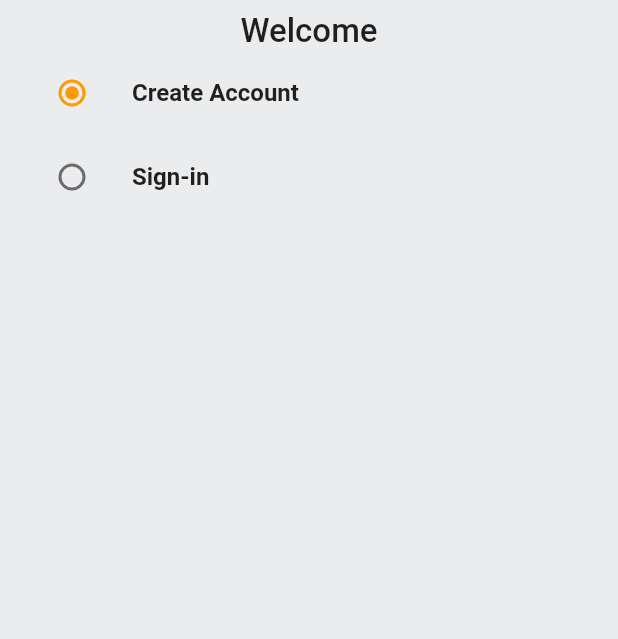
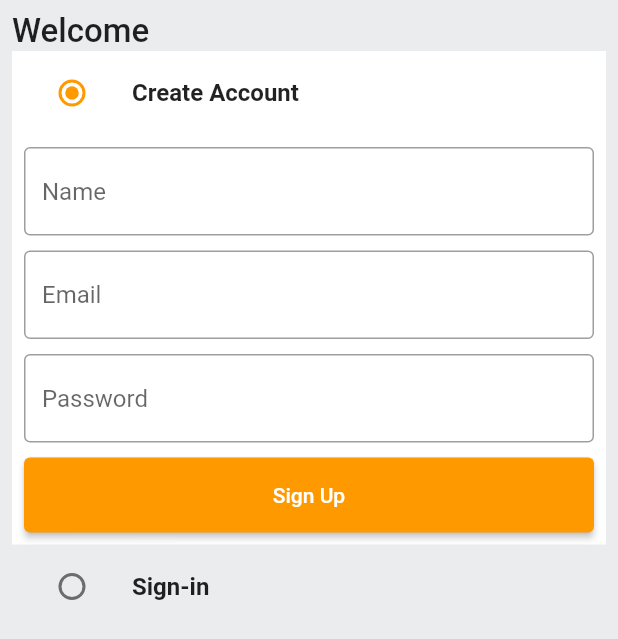
Before and after one commit to omc-e/Amazon-clone, a Flutter app: the AuthScreen screen opened by its route, on a phone screen of 412 x 824 dp. Shown: the top 639 px of the screen. Run offline on Flutter 3.47's test engine with Material 2 defaults, Android fonts, the phone set to English and light mode, and no system bars.

Commit message:
Creating Auth Page

```diff
--- /dev/null
+++ b/amazon_clone_app/lib/common/widgets/custom_button.dart
@@ -0,0 +1,20 @@
+import 'package:flutter/material.dart';
+
+class CustomButton extends StatelessWidget {
+  final String text;
+  final VoidCallback onTap;
+  const CustomButton({super.key, required this.text, required this.onTap});
+
+  @override
+  Widget build(BuildContext context) {
+    return ElevatedButton(
+      child: Text(
+        text,
+      ),
+      onPressed: onTap,
+      style: ElevatedButton.styleFrom(
+        minimumSize: const Size(double.infinity, 50),
+      ),
+    );
+  }
+}
--- /dev/null
+++ b/amazon_clone_app/lib/common/widgets/custom_textfield.dart
@@ -0,0 +1,26 @@
+import 'package:flutter/material.dart';
+
+class CustomTextField extends StatelessWidget {
+  final TextEditingController controller;
+  final String hintText;
+  const CustomTextField(
+      {super.key, required this.controller, required this.hintText});
+
+  @override
+  Widget build(BuildContext context) {
+    return TextFormField(
+      controller: controller,
+      decoration: InputDecoration(
+          hintText: hintText,
+          border: const OutlineInputBorder(
+              borderSide: BorderSide(
+            color: Colors.black38,
+          )),
+          enabledBorder: const OutlineInputBorder(
+              borderSide: BorderSide(
+            color: Colors.black38,
+          ))),
+      validator: (val) {},
+    );
+  }
+}
--- a/amazon_clone_app/lib/features/auth/screens/auth_screen.dart
+++ b/amazon_clone_app/lib/features/auth/screens/auth_screen.dart
@@ -1,3 +1,5 @@
+import 'package:amazon_clone_app/common/widgets/custom_button.dart';
+import 'package:amazon_clone_app/common/widgets/custom_textfield.dart';
 import 'package:amazon_clone_app/constants/global_variables.dart';
 import 'package:flutter/material.dart';
 
@@ -16,6 +18,20 @@
 
 class _AuthScreenState extends State<AuthScreen> {
   Auth _auth = Auth.signup;
+  final _signUpFormKey = GlobalKey<FormState>();
+  final _signInFormKey = GlobalKey<FormState>();
+  final TextEditingController _emailController = TextEditingController();
+  final TextEditingController _passwordController = TextEditingController();
+  final TextEditingController _nameController = TextEditingController();
+
+  @override
+  void dispose() {
+    super.dispose();
+    _emailController.dispose();
+    _passwordController.dispose();
+    _nameController.dispose();
+  }
+
   @override
   Widget build(BuildContext context) {
     return Scaffold(
@@ -24,6 +40,7 @@
         child: Padding(
           padding: const EdgeInsets.all(8.0),
           child: Column(
+            crossAxisAlignment: CrossAxisAlignment.start,
             children: [
               const Text(
                 'Welcome',
@@ -33,6 +50,9 @@
                 ),
               ),
               ListTile(
+                tileColor: _auth == Auth.signup
+                    ? GlobalVariables.backgroundColor
+                    : GlobalVariables.greyBackgroundCOlor,
                 title: const Text(
                   'Create Account',
                   style: TextStyle(
@@ -50,7 +70,41 @@
                   },
                 ),
               ),
+              if (_auth == Auth.signup)
+                Container(
+                  padding: const EdgeInsets.all(8),
+                  color: GlobalVariables.backgroundColor,
+                  child: Form(
+                    key: _signUpFormKey,
+                    child: Column(
+                      children: [
+                        CustomTextField(
+                          controller: _nameController,
+                          hintText: "Name",
+                        ),
+                        const SizedBox(height: 10),
+                        CustomTextField(
+                          controller: _emailController,
+                          hintText: "Email",
+                        ),
+                        const SizedBox(height: 10),
+                        CustomTextField(
+                          controller: _passwordController,
+                          hintText: "Password",
+                        ),
+                        const SizedBox(height: 10),
+                        CustomButton(
+                          text: 'Sign Up',
+                          onTap: () {},
+                        )
+                      ],
+                    ),
+                  ),
+                ),
               ListTile(
+                tileColor: _auth == Auth.signin
+                    ? GlobalVariables.backgroundColor
+                    : GlobalVariables.greyBackgroundCOlor,
                 title: const Text(
                   'Sign-in',
                   style: TextStyle(
@@ -68,6 +122,33 @@
                   },
                 ),
               ),
+              if (_auth == Auth.signin)
+                Container(
+                  padding: const EdgeInsets.all(8),
+                  color: GlobalVariables.backgroundColor,
+                  child: Form(
+                    key: _signUpFormKey,
+                    child: Column(
+                      children: [
+                        const SizedBox(height: 10),
+                        CustomTextField(
+                          controller: _emailController,
+                          hintText: "Email",
+                        ),
+                        const SizedBox(height: 10),
+                        CustomTextField(
+                          controller: _passwordController,
+                          hintText: "Password",
+                        ),
+                        const SizedBox(height: 10),
+                        CustomButton(
+                          text: 'Sign In',
+                          onTap: () {},
+                        )
+                      ],
+                    ),
+                  ),
+                ),
             ],
           ),
         ),
```
